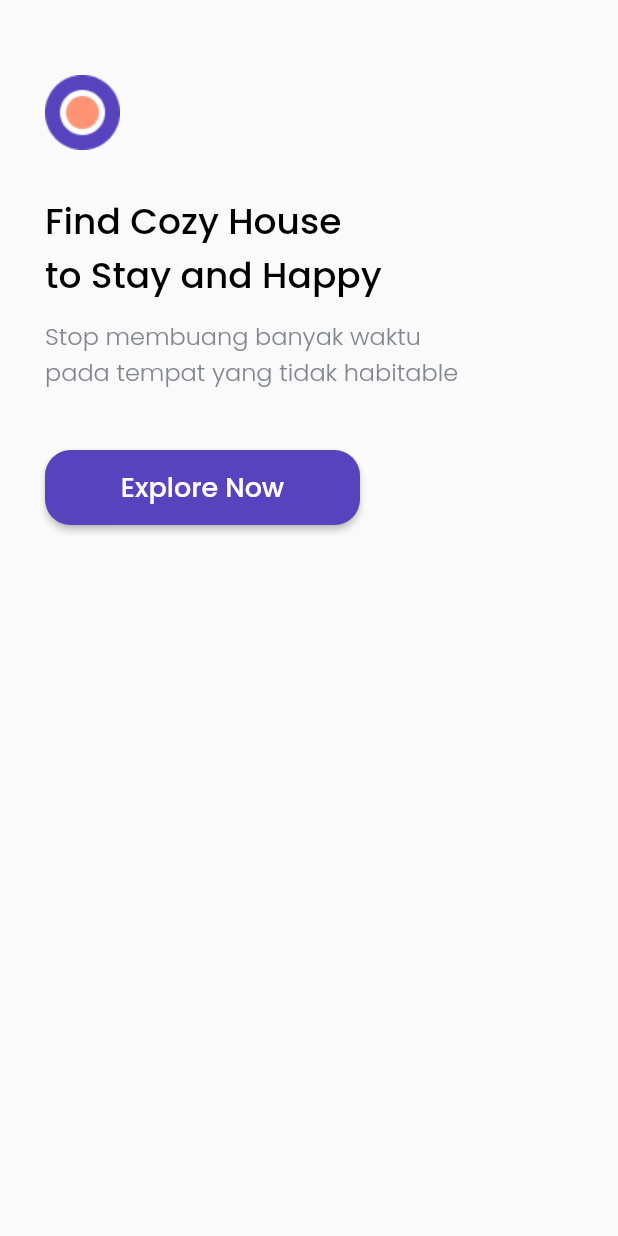
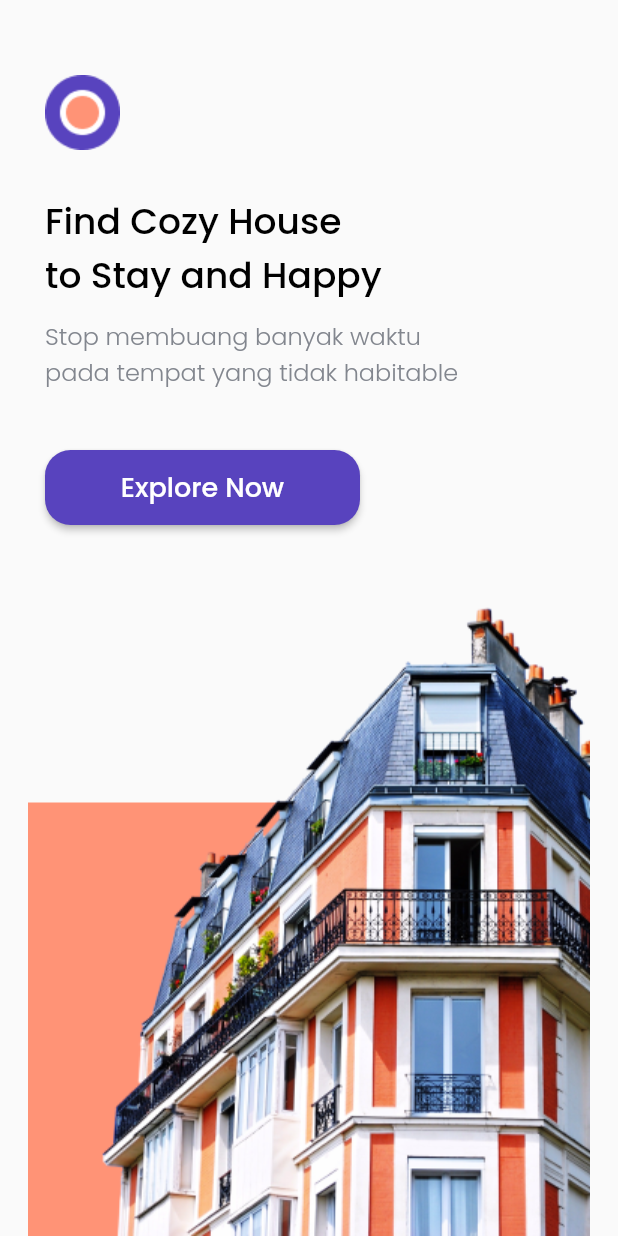
Before and after one commit to alvienadd/rifqi_dart_flutter_dev, a Flutter app: the screen it shows after launch, on a phone screen of 412 x 824 dp. Run offline on Flutter 3.47's test engine with Material 2 defaults, Android fonts, the phone set to English and light mode, and no system bars; our stand-ins replace google_fonts.

Commit message:
Splash Footer cozy

```diff
--- a/lib/pages/splash_page.dart
+++ b/lib/pages/splash_page.dart
@@ -8,7 +8,14 @@ class SplashPage extends StatelessWidget {
   Widget build(BuildContext context) {
     return Scaffold(
       body: SafeArea(
-        child:Padding(
+      bottom:false,
+      child:Stack(
+        children:[
+          Align(
+            alignment:Alignment.bottomCenter,
+            child:Image.asset('assets/splash_image.png'),
+          ),
+          Padding(
           padding:EdgeInsets.only(
             top:50,
             left: 30
@@ -60,7 +67,7 @@ class SplashPage extends StatelessWidget {
           ),
         )
       ],
-      ))),
+      ))])),
     );
   }
 }
```
